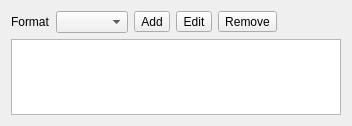
hippich/recorditnow, file src/plugins/encoder/mencoder/ui/mencoder.ui: the form before one commit.
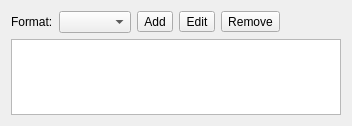
The form after the commit. Custom widgets are drawn as their Qt base class.

Diff of the .ui file:
```diff
--- a/src/plugins/encoder/mencoder/ui/mencoder.ui
+++ b/src/plugins/encoder/mencoder/ui/mencoder.ui
@@ -29,7 +29,10 @@
    <item row="3" column="0">
     <widget class="QLabel" name="label">
      <property name="text">
-      <string>Format</string>
+      <string>Format:</string>
+     </property>
+     <property name="buddy">
+      <cstring>formatCombo</cstring>
      </property>
     </widget>
    </item>
```
Left out of the diff: 11 changed lines with no effect on the pictures.
